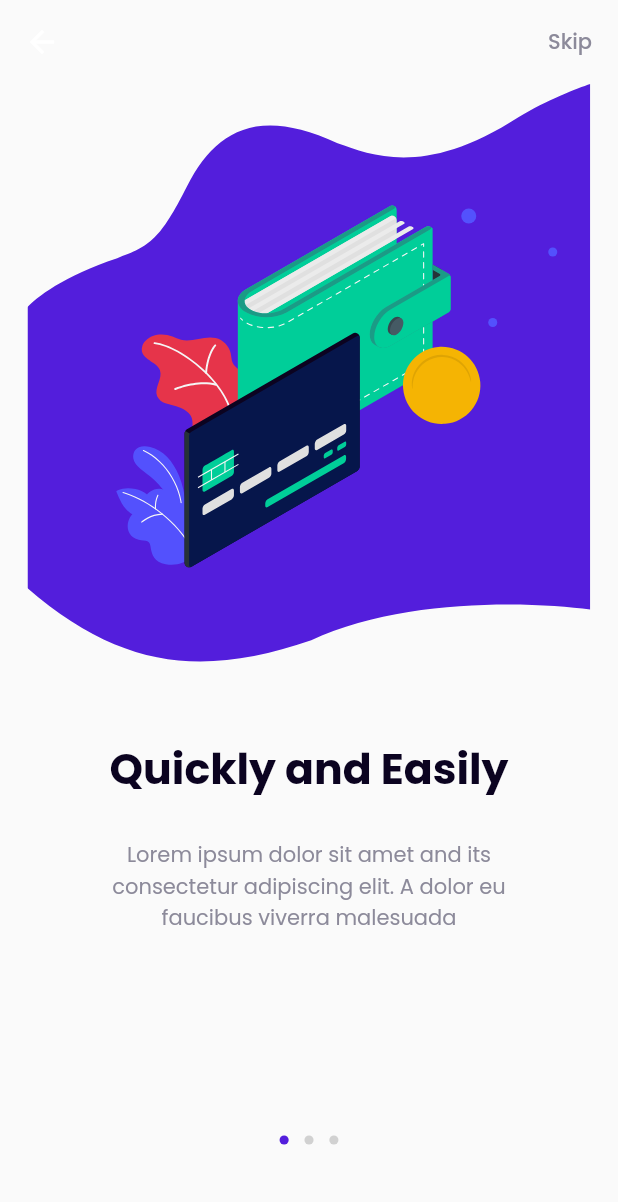
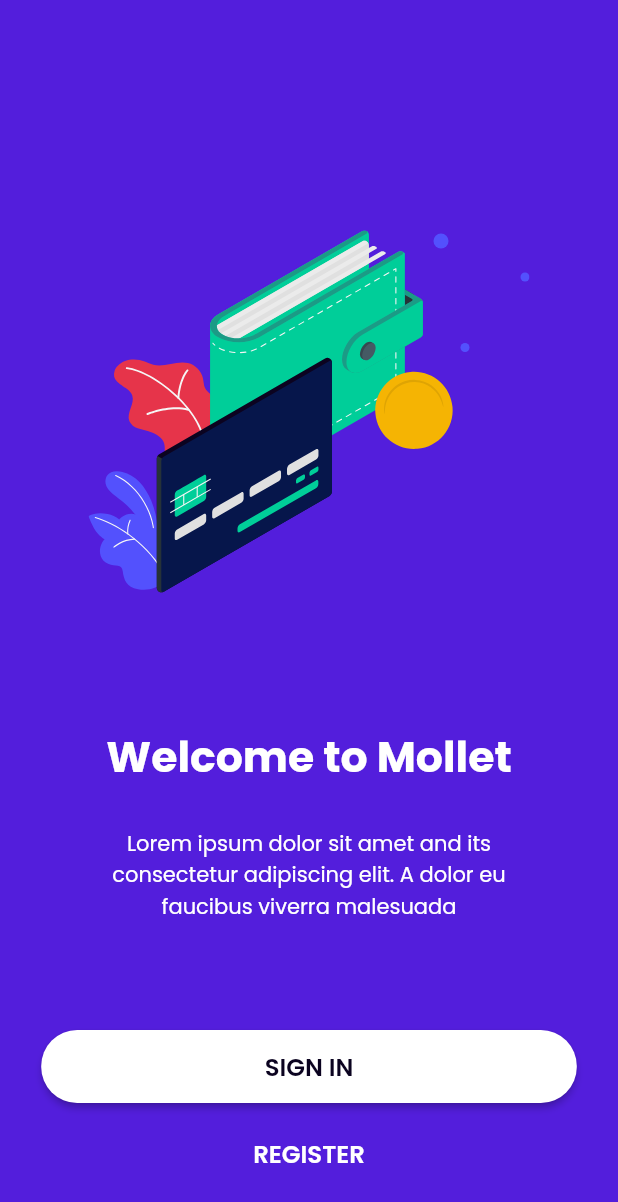
Before and after one commit to NayeemCseMu/finance, a Flutter app: the WalkThroughScreen screen opened by its route, after a tap on "Skip", on a phone screen of 412 x 824 dp. Shown: the top 1202 px of the screen. Run offline on Flutter 3.47's test engine with Material 2 defaults, Android fonts, the phone set to English and light mode, and no system bars; our stand-ins replace country_code_picker, flutter_svg, get, google_fonts.

Commit message:
registration screen

```diff
--- a/lib/config/routes/routes.dart
+++ b/lib/config/routes/routes.dart
@@ -1,6 +1,10 @@
-import 'package:finance/Screens/walk_through/walk_through.dart';
-import 'package:flutter/cupertino.dart';
+import 'package:flutter/material.dart';
+import '../../core/auth/welcome_screen.dart';
+import '../../core/walk_through/walk_through.dart';
+import '../../core/auth/resgistration/registration.dart';
 
 Map<String, WidgetBuilder> routes = {
-  WalkThroughScreen.routeName: (context) => WalkThroughScreen()
+  WalkThroughScreen.routeName: (context) => WalkThroughScreen(),
+  WelcomScreen.routeName: (context) => WelcomScreen(),
+  RegistrationScreen.routeName: (context) => RegistrationScreen(),
 };
--- a/lib/constants/app_constants.dart
+++ b/lib/constants/app_constants.dart
@@ -1,5 +1,7 @@
+import 'package:finance/config/sizes.dart';
 import 'package:flutter/material.dart';
 
+/*<-----------------App Color----------------->*/
 const Color kPrimaryColor = Color(0xff531EDC);
 const Color kSecondaryColor = Color(0xffE6344A);
 const Color kDarkTextColor = Color(0xff0B0320);
@@ -7,3 +9,29 @@ const Color kLightTextColor = Color(0xff8C8A9A);
 const Color kYellowColor = Color(0xffF5BA03);
 const Color kBlueColor = Color(0xff3EC9DC);
 const Color kInactiveDotColor = Color(0xffD1D1D1);
+
+/*<-----------------App TextStyle----------------->*/
+TextStyle kNormalStyle = TextStyle(
+  fontSize: getTextSize(12),
+  color: kDarkTextColor,
+  fontWeight: FontWeight.w400,
+  fontStyle: FontStyle.normal,
+);
+TextStyle kMediumStyle = TextStyle(
+  fontSize: getTextSize(14),
+  color: kDarkTextColor,
+  fontWeight: FontWeight.w500,
+  fontStyle: FontStyle.normal,
+);
+TextStyle kSemiBoldStyle = TextStyle(
+  fontSize: getTextSize(16),
+  color: kDarkTextColor,
+  fontWeight: FontWeight.w600,
+  fontStyle: FontStyle.normal,
+);
+TextStyle kBoldStyle = TextStyle(
+  fontSize: getTextSize(20),
+  color: kDarkTextColor,
+  fontWeight: FontWeight.w700,
+  fontStyle: FontStyle.normal,
+);
--- a/lib/constants/assets_path.dart
+++ b/lib/constants/assets_path.dart
@@ -1,4 +1,5 @@
 const String walkthrough_first = "assets/images/illustration.svg";
 const String walkthrough_second = "assets/images/illustration2.svg";
 const String walkthrough_third = "assets/images/illustration3.svg";
+const String registrationSvg = "assets/images/registration-illustrator.svg";
 const String mollet = "assets/images/mollet.svg";
--- /dev/null
+++ b/lib/core/auth/welcome_screen.dart
@@ -0,0 +1,78 @@
+import 'package:finance/config/sizes.dart';
+import 'package:finance/constants/app_constants.dart';
+import 'package:finance/constants/app_text.dart';
+import 'package:finance/constants/assets_path.dart';
+import 'package:finance/core/auth/resgistration/registration.dart';
+import 'package:finance/widgets/custom_button.dart';
+import 'package:flutter/material.dart';
+import 'package:flutter_svg/svg.dart';
+import 'package:get/get.dart';
+
+class WelcomScreen extends StatelessWidget {
+  static final String routeName = "/welcome";
+  @override
+  Widget build(BuildContext context) {
+    return Scaffold(
+      backgroundColor: kPrimaryColor,
+      body: SizedBox(
+        height: ResponsiveSize.screenHeight,
+        width: ResponsiveSize.screenWidth,
+        child: Column(
+          children: [
+            Spacer(),
+            Expanded(
+              flex: 2,
+              child: SvgPicture.asset(mollet),
+            ),
+            Expanded(
+              flex: 2,
+              child: Column(
+                crossAxisAlignment: CrossAxisAlignment.center,
+                mainAxisAlignment: MainAxisAlignment.center,
+                children: [
+                  Text(
+                    kWelcomText,
+                    style: TextStyle(
+                        fontWeight: FontWeight.w700,
+                        fontSize: getTextSize(28),
+                        color: Colors.white),
+                  ),
+                  getVerticalSpace(25),
+                  SizedBox(
+                    width: getScreeWidth(285),
+                    child: Text(
+                      kLoremText,
+                      textAlign: TextAlign.center,
+                      style: TextStyle(color: Colors.white),
+                    ),
+                  )
+                ],
+              ),
+            ),
+            Expanded(
+              child: Column(
+                children: [
+                  CustomButton(
+                    text: kSignInText.toUpperCase(),
+                    textColor: kDarkTextColor,
+                    buttonColor: Colors.white,
+                    isElevated: true,
+                    press: () {},
+                  ),
+                  getVerticalSpace(10),
+                  CustomButton(
+                    text: kRegisterText.toUpperCase(),
+                    textColor: Colors.white,
+                    buttonColor: Colors.transparent,
+                    isElevated: false,
+                    press: () => Get.toNamed(RegistrationScreen.routeName),
+                  ),
+                ],
+              ),
+            ),
+          ],
+        ),
+      ),
+    );
+  }
+}
--- a/lib/screens/walk_through/walk_through.dart
+++ b/lib/core/walk_through/components/body.dart
@@ -16,30 +16,6 @@ List<String> walkthrughHeading = [
   kManageFinanceText
 ];
 
-class WalkThroughScreen extends StatelessWidget {
-  static final String routeName = "/walk_through";
-  @override
-  Widget build(BuildContext context) {
-    ResponsiveSize.init(context);
-    return Scaffold(
-      appBar: AppBar(
-        backgroundColor: Colors.transparent,
-        elevation: 0.0,
-        actions: [
-          TextButton(
-            child: Text(
-              "Skip",
-              style: TextStyle(color: kLightTextColor),
-            ),
-            onPressed: () {},
-          )
-        ],
-      ),
-      body: Body(),
-    );
-  }
-}
-
 class Body extends StatefulWidget {
   @override
   _BodyState createState() => _BodyState();
@@ -57,13 +33,12 @@ class _BodyState extends State<Body> {
 
   @override
   Widget build(BuildContext context) {
-    return SizedBox(
+    return Container(
       height: ResponsiveSize.screenHeight,
       width: ResponsiveSize.screenWidth,
       child: Column(
         children: [
           Expanded(
-            flex: 5,
             child: PageView.builder(
                 controller: _pageController,
                 itemCount: walkthroughIllustration.length,
@@ -98,10 +73,13 @@ class _BodyState extends State<Body> {
                   ]);
                 }),
           ),
-          Expanded(
+          Container(
+            height: ResponsiveSize.screenHeight * 0.1,
             child: Row(
               mainAxisAlignment: MainAxisAlignment.center,
-              children: List.generate(walkthroughIllustration.length, (index) {
+              children: List.generate(
+                walkthroughIllustration.length,
+                (index) {
                   return AnimatedContainer(
                     height: getScreenHeight(6),
                     width: getScreeWidth(6),
@@ -112,9 +90,11 @@ class _BodyState extends State<Body> {
                       shape: BoxShape.circle,
                       color: index == pageIndex
                           ? kPrimaryColor
-                          : kInactiveDotColor),
+                          : kInactiveDotColor,
+                    ),
                   );
-              }),
+                },
+              ),
             ),
           )
         ],
--- /dev/null
+++ b/lib/core/walk_through/walk_through.dart
@@ -0,0 +1,31 @@
+import 'package:finance/config/sizes.dart';
+import 'package:finance/constants/app_constants.dart';
+import 'package:finance/core/auth/welcome_screen.dart';
+import 'package:finance/widgets/custom_button.dart';
+import 'package:flutter/material.dart';
+import 'package:get/get.dart';
+import 'components/body.dart';
+
+class WalkThroughScreen extends StatelessWidget {
+  static final String routeName = "/walk_through";
+  @override
+  Widget build(BuildContext context) {
+    ResponsiveSize.init(context);
+    return Scaffold(
+      appBar: AppBar(
+        backgroundColor: Colors.transparent,
+        elevation: 0.0,
+        actions: [
+          CustomButton(
+            text: "Skip",
+            textColor: kLightTextColor,
+            buttonColor: Colors.transparent,
+            isElevated: false,
+            press: () => Get.offAllNamed(WelcomScreen.routeName),
+          ),
+        ],
+      ),
+      body: Body(),
+    );
+  }
+}
--- /dev/null
+++ b/lib/widgets/custom_button.dart
@@ -0,0 +1,83 @@
+import 'package:finance/config/sizes.dart';
+import 'package:finance/constants/app_constants.dart';
+import 'package:flutter/material.dart';
+
+class CustomButton extends StatelessWidget {
+  final String text;
+  final Color textColor;
+  final Color buttonColor;
+  final VoidCallback press;
+  final bool isElevated;
+
+  const CustomButton({
+    @required this.text,
+    @required this.textColor,
+    @required this.buttonColor,
+    @required this.press,
+    @required this.isElevated,
+  }) : assert(text != null, textColor != null);
+  @override
+  Widget build(BuildContext context) {
+    return isElevated
+        ? CustomElevatedButton(
+            text: text,
+            color: textColor,
+            buttonColor: buttonColor,
+            press: press)
+        : CustomTextButton(text: text, color: textColor, press: press);
+  }
+}
+
+class CustomElevatedButton extends StatelessWidget {
+  final String text;
+  final Color color;
+  final Color buttonColor;
+  final VoidCallback press;
+
+  const CustomElevatedButton({
+    @required this.text,
+    @required this.color,
+    @required this.buttonColor,
+    @required this.press,
+  });
+  @override
+  Widget build(BuildContext context) {
+    return SizedBox(
+      height: getScreenHeight(48),
+      width: getScreeWidth(325),
+      child: ElevatedButton(
+        style: ElevatedButton.styleFrom(
+            primary: buttonColor,
+            shape: RoundedRectangleBorder(
+                borderRadius: BorderRadius.circular(24))),
+        child: Text(
+          text,
+          style: kSemiBoldStyle.copyWith(color: color),
+        ),
+        onPressed: press,
+      ),
+    );
+  }
+}
+
+class CustomTextButton extends StatelessWidget {
+  final String text;
+  final Color color;
+  final VoidCallback press;
+
+  const CustomTextButton({
+    @required this.text,
+    @required this.color,
+    @required this.press,
+  });
+  @override
+  Widget build(BuildContext context) {
+    return TextButton(
+      child: Text(
+        text,
+        style: kSemiBoldStyle.copyWith(color: color),
+      ),
+      onPressed: press,
+    );
+  }
+}
--- a/pubspec.yaml
+++ b/pubspec.yaml
@@ -30,6 +30,8 @@ dependencies:
   cupertino_icons: ^1.0.0
   flutter_svg: ^0.19.1
   google_fonts: ^1.1.2
+  get: ^3.26.0
+  country_code_picker: ^1.7.0
 
 dev_dependencies:
   flutter_test:
```
Also changed, not shown: lib/core/auth/resgistration/registration.dart (added, +124 -0 lines), lib/main.dart (+5 -3 lines), pubspec.lock. Lines whose indentation alone changed are shown as unchanged.
